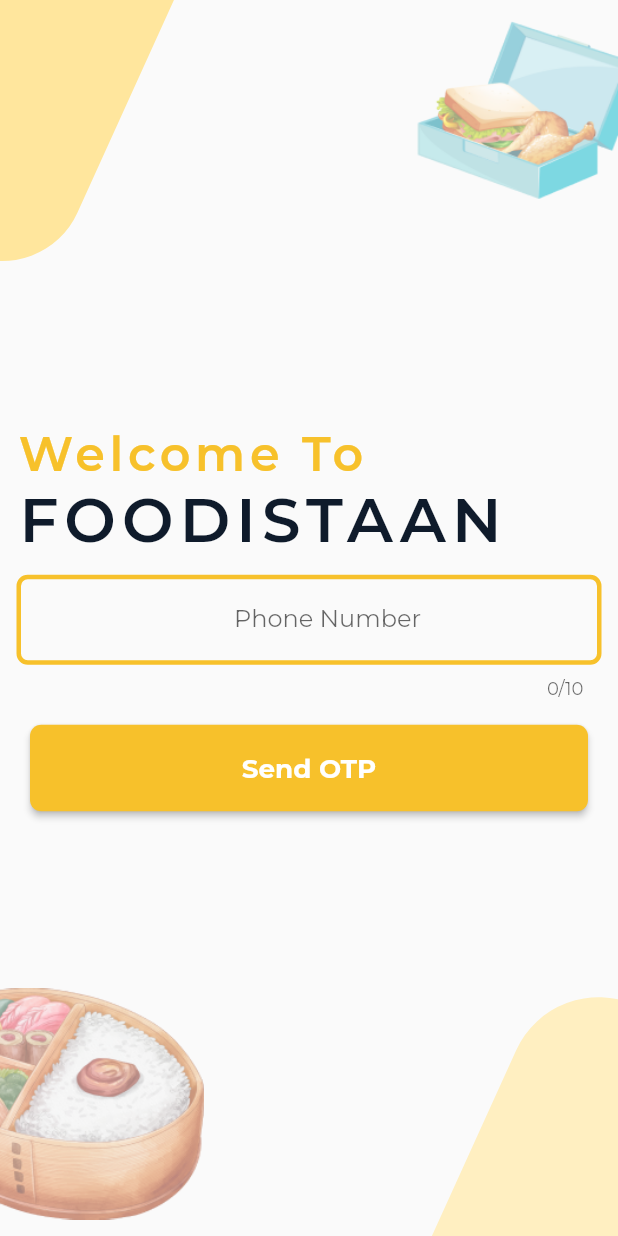
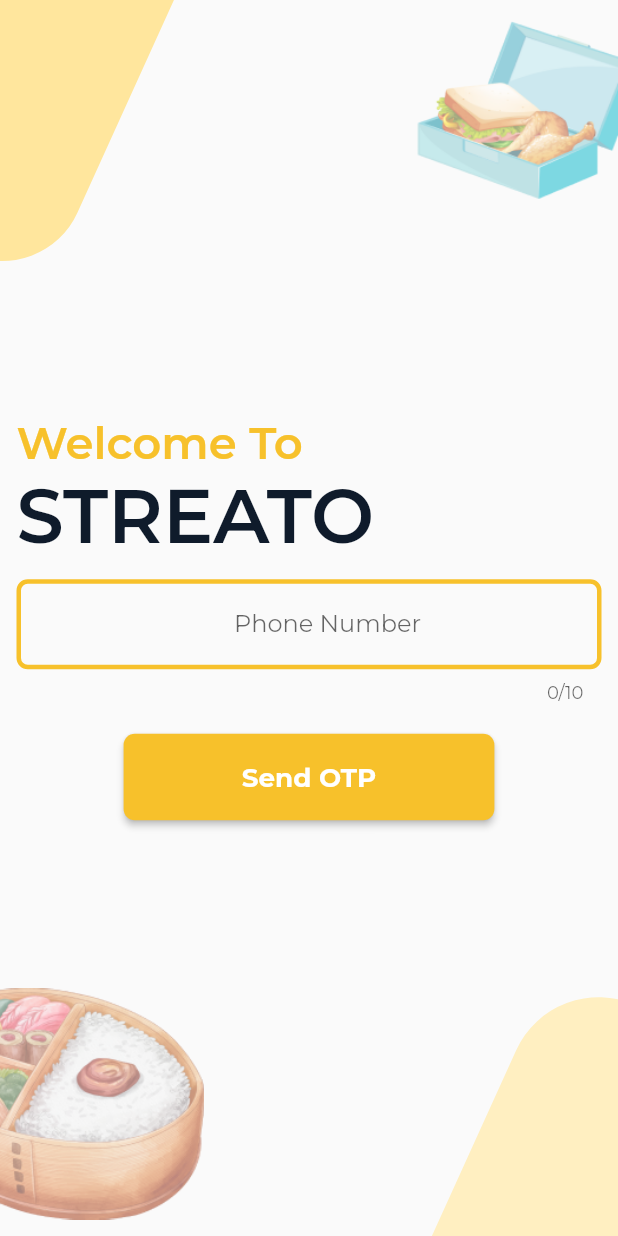
Before and after one commit to Foodistaan2021/Foodistaan-Main, a Flutter app: the screen it shows after launch, on a phone screen of 412 x 824 dp. Run offline on Flutter 3.47's test engine with Material 2 defaults, Android fonts, the phone set to English and light mode, and no system bars; our stand-ins replace carousel_slider, cloud_firestore, firebase_auth, firebase_core, flutter_rating_bar, flutter_spinkit and 14 more; missing offline and left inert: dart:ffi, qr_code_scanner, razorpay_flutter; accounts and stored records are empty; project files that could hold a hidden picture were left out.

Commit message:
new changes

```diff
--- a/lib/UserLogin/LoginScreen.dart
+++ b/lib/UserLogin/LoginScreen.dart
@@ -30,20 +30,19 @@
                   "Welcome To",
                   textAlign: TextAlign.left,
                   style: TextStyle(
-                      fontWeight: FontWeight.w600,
-                      color: Color(0xFFF7C12B),
-                      fontSize: MediaQuery.of(context).size.width * 0.077,
-                      letterSpacing:
-                          MediaQuery.of(context).size.width * 0.0075),
+                    fontWeight: FontWeight.w600,
+                    color: Color(0xFFF7C12B),
+                    fontSize: 30,
+                  ),
                 ),
                 Text(
-                  "FOODISTAAN",
+                  "STREATO",
                   textAlign: TextAlign.left,
                   style: TextStyle(
-                      fontWeight: FontWeight.w600,
-                      color: Color(0xFF0F1B2B),
-                      fontSize: MediaQuery.of(context).size.width * 0.099,
-                      letterSpacing: MediaQuery.of(context).size.width * 0.01),
+                    fontWeight: FontWeight.w600,
+                    color: Color(0xFF0F1B2B),
+                    fontSize: 50,
+                  ),
                 ),
               ],
             ),
@@ -94,13 +93,12 @@
           ),
         ),
         SizedBox(
-          height: 5,
+          height: 20,
         ),
-        Padding(
-          padding: const EdgeInsets.only(top: 12, left: 20, right: 20),
+        Center(
           child: Container(
             height: MediaQuery.of(context).size.height * 0.07,
-            width: double.infinity,
+            width: MediaQuery.of(context).size.height * 0.3,
             child: ElevatedButton(
               onPressed: () async {
                 if (_phoneNumberController.text != "" &&
```
Also changed, not shown: lib/widgets/location_bottam_sheet_widget.dart (+8 -8 lines), 1 other file.
